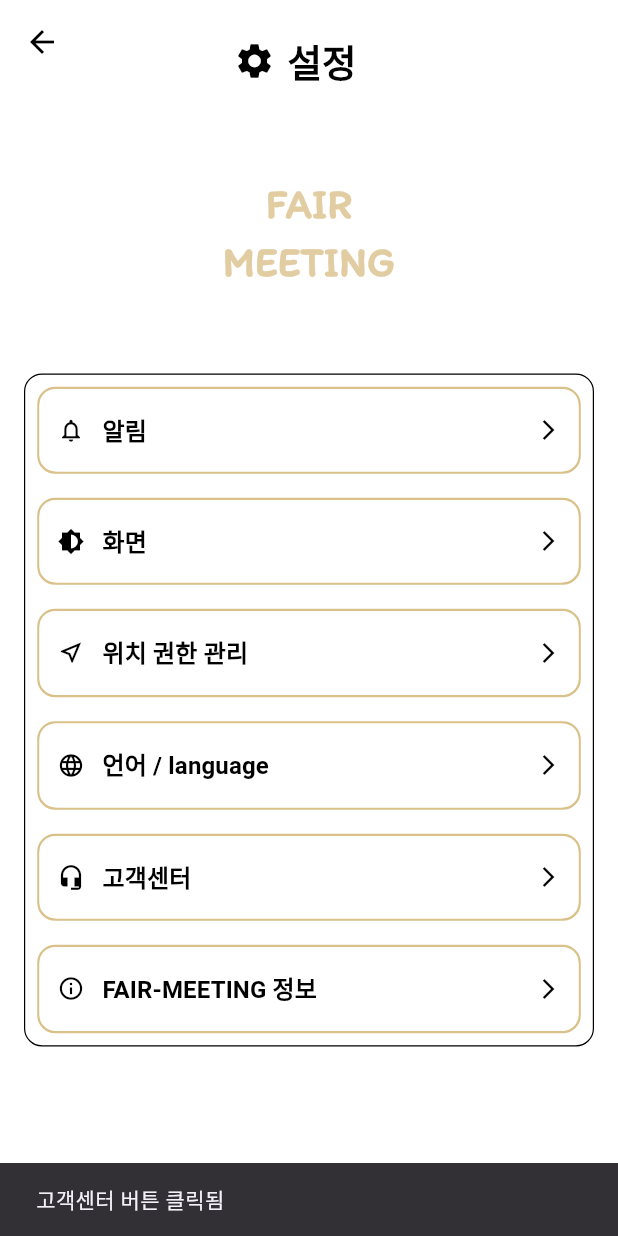
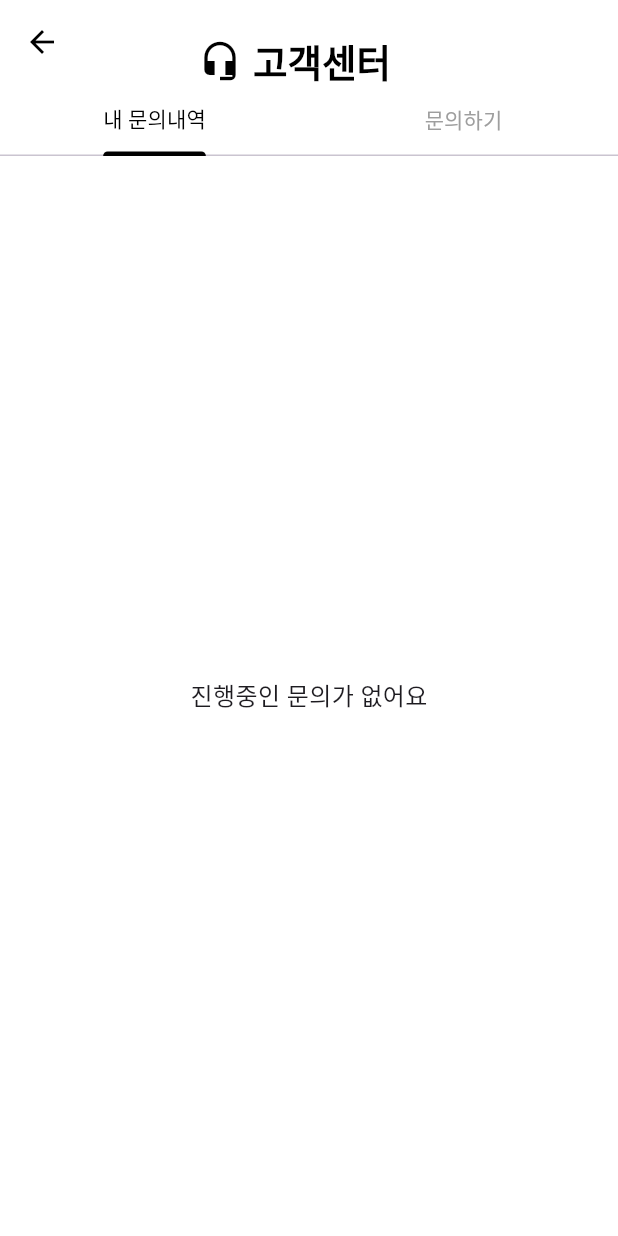
Before and after one commit to partmant/FairMeeting, a Flutter app: the SettingsScreen screen opened directly, after a tap on "고객센터", on a phone screen of 412 x 824 dp. Run offline on Flutter 3.47's test engine with Material 3 defaults, Android fonts, the phone set to English and light mode, and no system bars; our stand-ins replace dotted_border, flutter_dotenv, geolocator, permission_handler, shared_preferences, table_calendar; missing offline and left inert: kakao_flutter_sdk_talk, kakao_flutter_sdk_user, kakao_map_sdk, screen_brightness; accounts and stored records are empty.

Commit message:
feat: 고객센터 버튼 구현
- TabBar를 사용해 화면 2개로 분기
- GestureDetector를 사용해 버튼 사용자 터치 처리

```diff
--- /dev/null
+++ b/lib/buttons/customer_center_button.dart
@@ -0,0 +1,208 @@
+import 'package:flutter/material.dart';
+
+void main() => runApp(MaterialApp(home: CustomerCenterSettingsPage()));
+
+class CustomerCenterSettingsPage extends StatefulWidget {
+  @override
+  _CustomerCenterSettingsPageState createState() => _CustomerCenterSettingsPageState();
+}
+
+class _CustomerCenterSettingsPageState extends State<CustomerCenterSettingsPage>
+    with SingleTickerProviderStateMixin {
+  late TabController _tabController;
+
+  @override
+  void initState() {
+    super.initState();               // TabBarView와 TabBar 동기화에 사용되는 컨트롤러 생성
+    _tabController = TabController(length: 2, vsync: this);
+  }
+
+  @override
+  void dispose() {
+    _tabController.dispose();        // 컨트롤러 해제
+    super.dispose();
+  }
+
+  @override
+  Widget build(BuildContext context) {
+    return Scaffold(
+      appBar: AppBar(
+        backgroundColor: Colors.white,
+        iconTheme: IconThemeData(color: Colors.black),
+        elevation: 0,
+        centerTitle: true,
+        title: Padding(
+          padding: const EdgeInsets.only(top: 25),
+          child: Row(
+            mainAxisSize: MainAxisSize.min,
+            children: [
+              Icon(Icons.headset_mic, color: Colors.black, size: 28),
+              SizedBox(width: 8),
+              Text('고객센터   ', style: TextStyle(color: Colors.black, fontSize: 25, fontWeight: FontWeight.bold)),
+            ],
+          ),
+        ),
+        bottom: TabBar(           // 하단 TabBar 설정
+          controller: _tabController,
+          labelColor: Colors.black,
+          unselectedLabelColor: Colors.grey,
+          indicatorColor: Colors.black,
+          tabs: [
+            Tab(text: '내 문의내역'),
+            Tab(text: '문의하기'),
+          ],
+        ),
+      ),
+      body: TabBarView(           // 각 탭에 해당하는 화면 콘텐츠들
+        controller: _tabController,
+        children: [
+          MyInquiriesTab(),       // 1 번째 탭
+          InquiryTab(),           // 2 번째 탭
+        ],
+      ),
+    );
+  }
+}
+
+class MyInquiriesTab extends StatelessWidget {
+  @override
+  Widget build(BuildContext context) {
+    return Center(
+      child: Text('진행중인 문의가 없어요', style: TextStyle(fontSize: 16)),
+    );
+  }
+}
+
+class InquiryTab extends StatefulWidget {
+  @override
+  _InquiryTabState createState() => _InquiryTabState();
+}
+
+class _InquiryTabState extends State<InquiryTab> {
+  String selectedCategory = '';
+
+  void selectCategory(String title) {
+    setState(() {
+      selectedCategory = title;
+    });
+  }
+
+  @override
+  Widget build(BuildContext context) {
+    return ListView(
+      padding: EdgeInsets.all(16),
+      children: [
+        Text('어떤 점이 궁금하신가요?', style: TextStyle(fontSize: 16, fontWeight: FontWeight.bold)),
+        SizedBox(height: 16),
+        InquiryCategory(         // 탭 안의 카테고리들 구성
+          title: '로그인',
+          examples: ['카카오계정 로그인이 안 돼요', '비회원으로 이용할 수 있나요'],
+          selected: selectedCategory == '로그인',
+          onTap: () => selectCategory('로그인'),
+        ),
+        InquiryCategory(
+          title: '약속',
+          examples: ['약속 알람이 안 와요', '약속을 취소하고 싶어요'],
+          selected: selectedCategory == '약속',
+          onTap: () => selectCategory('약속'),
+        ),
+        InquiryCategory(
+          title: '위치',
+          examples: ['약속 위치가 안 떠요', '현재 위치가 정확하지 않아요'],
+          selected: selectedCategory == '위치',
+          onTap: () => selectCategory('위치'),
+        ),
+        SizedBox(height: 24),
+        HelpBox(),
+      ],
+    );
+  }
+}
+
+class InquiryCategory extends StatelessWidget {     // 문의 카테고리 위젯 (GestureDetector로 클릭 이벤트 감지)
+  final String title;
+  final List<String> examples;
+  final bool selected;
+  final VoidCallback onTap;
+
+  const InquiryCategory({
+    required this.title,
+    required this.examples,
+    required this.selected,
+    required this.onTap,
+  });
+
+  @override
+  Widget build(BuildContext context) {
+    return GestureDetector(
+      onTap: onTap,       // 박스 클릭 시 선택 처리
+      child: Container(
+        margin: EdgeInsets.only(bottom: 12),
+        padding: EdgeInsets.all(12),
+        decoration: BoxDecoration(
+          color: Colors.white,
+          border: Border.all(
+            color: selected ? Color(0xFFD9C189) : Colors.grey.shade300,
+            width: 2,
+          ),
+          borderRadius: BorderRadius.circular(12),
+        ),
+        child: Column(
+          crossAxisAlignment: CrossAxisAlignment.start,
+          children: [
+            Text(title, style: TextStyle(fontSize: 15, fontWeight: FontWeight.bold)),
+            SizedBox(height: 8),
+            ...examples.map((e) => Padding(
+              padding: const EdgeInsets.symmetric(vertical: 4.0),
+              child: Row(
+                children: [
+                  Container(
+                    padding: EdgeInsets.symmetric(horizontal: 6, vertical: 2),
+                    decoration: BoxDecoration(
+                      color: Colors.grey.shade200,
+                      borderRadius: BorderRadius.circular(4),
+                    ),
+                    child: Text('예시', style: TextStyle(fontSize: 12, color: Colors.black54)),
+                  ),
+                  SizedBox(width: 8),
+                  Expanded(child: Text(e, style: TextStyle(color: Colors.grey[700]))),
+                ],
+              ),
+            )),
+          ],
+        ),
+      ),
+    );
+  }
+}
+
+class HelpBox extends StatelessWidget {
+  @override
+  Widget build(BuildContext context) {
+    return Container(
+      padding: EdgeInsets.symmetric(horizontal: 16, vertical: 12),
+      decoration: BoxDecoration(
+        color: Colors.grey.shade200,
+        borderRadius: BorderRadius.circular(12),
+      ),
+      child: Row(
+        mainAxisAlignment: MainAxisAlignment.spaceBetween,
+        children: [
+          Text('도움이 필요하신가요?', style: TextStyle(fontSize: 14)),
+          ElevatedButton(
+            onPressed: () {},
+            style: ElevatedButton.styleFrom(
+              backgroundColor: Colors.white,
+              foregroundColor: Colors.black,
+              side: BorderSide(color: Colors.grey.shade400),
+              padding: EdgeInsets.symmetric(horizontal: 20, vertical: 10),
+              shape: RoundedRectangleBorder(borderRadius: BorderRadius.circular(8)),
+              elevation: 0,
+            ),
+            child: Text('문의하기'),
+          )
+        ],
+      ),
+    );
+  }
+}
--- a/lib/screens/settings_screen.dart
+++ b/lib/screens/settings_screen.dart
@@ -2,6 +2,8 @@ import 'package:flutter/material.dart';
 import '../buttons/notifications_button.dart';
 import '../buttons/brightness_button.dart';
 import '../buttons/Location_Permission_button.dart';
+import '../buttons/customer_center_button.dart';
+
 
 
 
@@ -128,6 +130,11 @@ class SettingsScreen extends StatelessWidget {
                   context,
                   MaterialPageRoute(builder: (context) => LocationPermissionSettingsPage()),
                 );
+              }else if (item.title == '고객센터') {
+                Navigator.push(
+                  context,
+                  MaterialPageRoute(builder: (context) => CustomerCenterSettingsPage()),
+                );
               } else {
                 ScaffoldMessenger.of(context).showSnackBar(
                   SnackBar(content: Text('${item.title} 버튼 클릭됨')),
```
